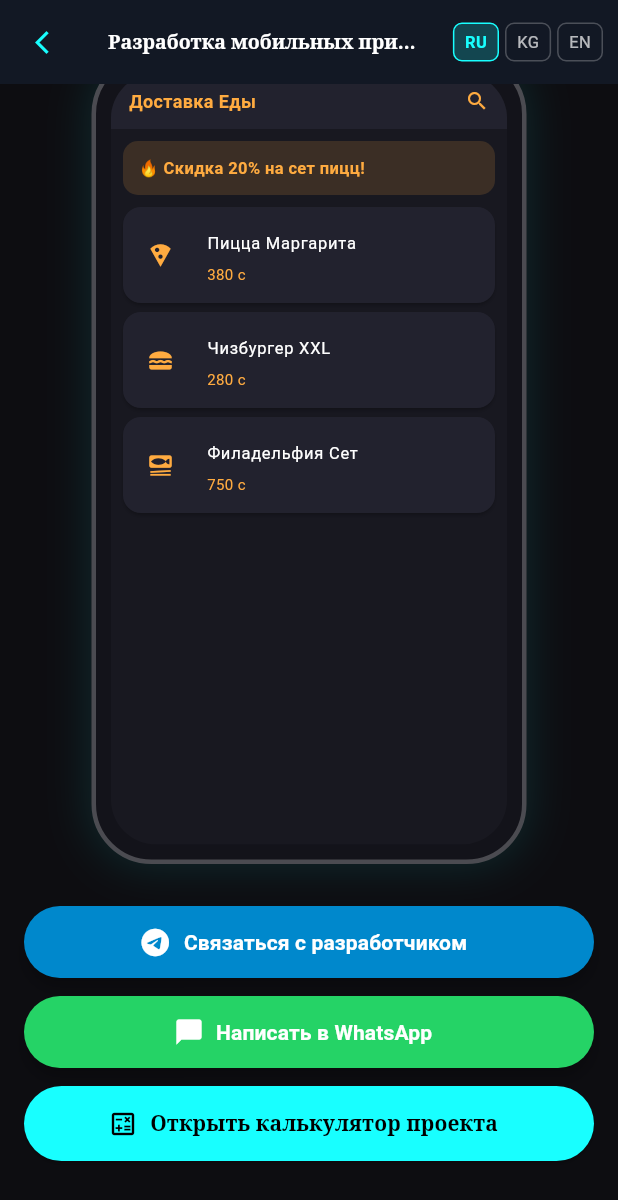
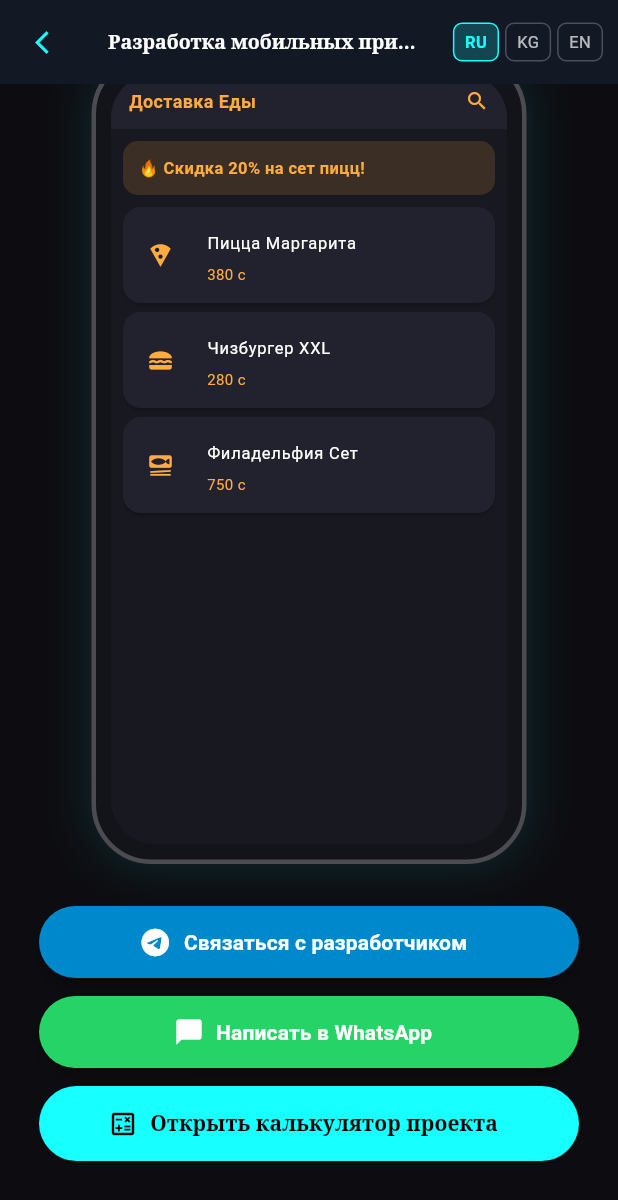
Before and after one commit to seven-nm-dev/dev_web, a Flutter app: the MobilePage screen opened by its route, scrolled down 405 dp, on a phone screen of 412 x 824 dp. Shown: the top 1200 px of the screen. Run offline on Flutter 3.47's test engine with Material 3 defaults, Android fonts, the phone set to English and light mode, and no system bars; our stand-ins replace font_awesome_flutter, go_router, google_fonts.

```diff
--- a/lib/pages/bots_page.dart
+++ b/lib/pages/bots_page.dart
@@ -707,7 +707,7 @@ class _BotPageState extends State<BotPage> {
     Color textColor = Colors.white,
   }) {
     return SizedBox(
-      width: double.infinity,
+      width: 350,
       height: 52,
       child: ElevatedButton.icon(
         onPressed: onTap,
--- a/lib/pages/mobile_page.dart
+++ b/lib/pages/mobile_page.dart
@@ -391,7 +391,7 @@ class _MobilePageState extends State<MobilePage> {
 
             // === 1. TELEGRAM ===
             SizedBox(
-              width: double.infinity,
+              width: 360,
               height: 48,
               child: ElevatedButton.icon(
                 onPressed: () => _launchURL('https://t.me/996551771108'),
@@ -410,6 +410,7 @@ class _MobilePageState extends State<MobilePage> {
                     borderRadius: BorderRadius.circular(25),
                   ),
                   elevation: 4,
+
                 ),
               ),
             ),
@@ -418,7 +419,7 @@ class _MobilePageState extends State<MobilePage> {
 
             // === 2. WHATSAPP ===
             SizedBox(
-              width: double.infinity,
+              width: 360,
               height: 48,
               child: ElevatedButton.icon(
                 onPressed: () => _launchURL('https://wa.me/996551771108'),
@@ -449,7 +450,7 @@ class _MobilePageState extends State<MobilePage> {
 
             // === 3. КАЛЬКУЛЯТОР ===
             SizedBox(
-              width: double.infinity,
+              width: 360,
               height: 50,
               child: ElevatedButton.icon(
                 onPressed: () {
```
Also changed, not shown: 4 other files.
